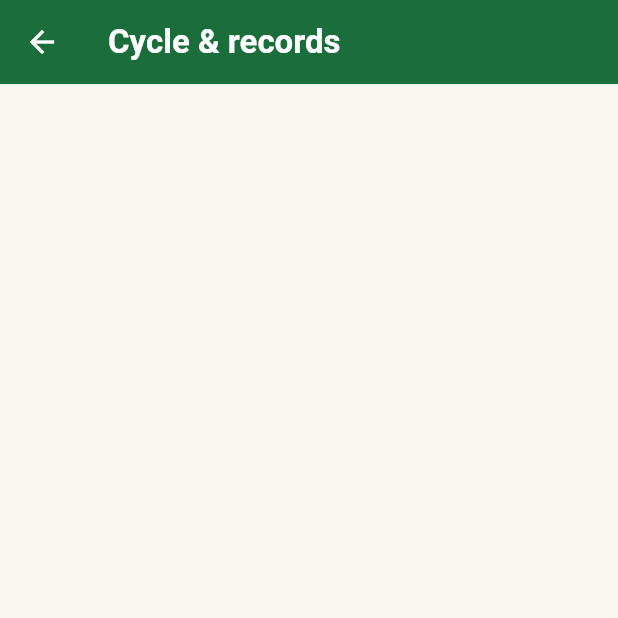
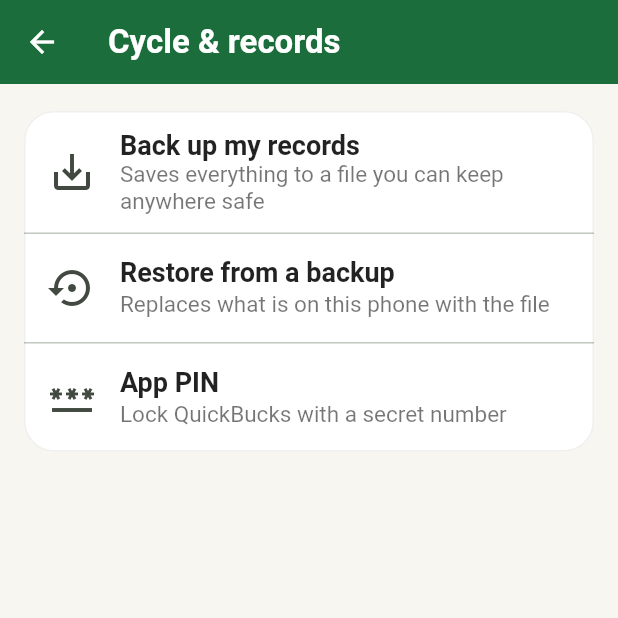
Before and after one commit to tapiwamakandigona/quickbucks, a Flutter app: the CycleSettingsScreen screen opened directly, on a phone screen of 412 x 824 dp, the top half of it. Run offline on Flutter 3.47's test engine with Material 3 defaults, Android fonts, the phone set to English and light mode, and no system bars; our stand-ins replace drift, drift_flutter, file_picker, pdf, printing, share_plus and 1 more; accounts and stored records are empty; generated files the repository leaves out were written again.

Commit message:
v1.0.0: local backup/restore, app PIN lock, launcher icon, release build
- backup.dart: full-ledger JSON snapshot export/import (transactional,
  validated; round-trip tested)
- PIN lock: salted SHA-256, lock screen on open, manage in settings
- QuickBucks icon + Android label; gradle: disable kotlin incremental
  (network-volume workaround)

```diff
--- /dev/null
+++ b/app/lib/data/pin.dart
@@ -0,0 +1,40 @@
+/// App PIN lock (owner request 2026-07-06: "password setting for the app").
+/// A 4–6 digit PIN, stored as salted SHA-256 in SharedPreferences.
+library;
+
+import 'dart:convert';
+import 'dart:math';
+
+import 'package:crypto/crypto.dart';
+import 'package:shared_preferences/shared_preferences.dart';
+
+const _kHash = 'pin_hash';
+const _kSalt = 'pin_salt';
+
+String _hash(String pin, String salt) =>
+    sha256.convert(utf8.encode('$salt:$pin')).toString();
+
+Future<bool> pinIsSet() async =>
+    (await SharedPreferences.getInstance()).containsKey(_kHash);
+
+Future<void> setPin(String pin) async {
+  final prefs = await SharedPreferences.getInstance();
+  final salt =
+      base64Encode(List<int>.generate(16, (_) => Random.secure().nextInt(256)));
+  await prefs.setString(_kSalt, salt);
+  await prefs.setString(_kHash, _hash(pin, salt));
+}
+
+Future<void> clearPin() async {
+  final prefs = await SharedPreferences.getInstance();
+  await prefs.remove(_kHash);
+  await prefs.remove(_kSalt);
+}
+
+Future<bool> checkPin(String pin) async {
+  final prefs = await SharedPreferences.getInstance();
+  final hash = prefs.getString(_kHash);
+  final salt = prefs.getString(_kSalt);
+  if (hash == null || salt == null) return true; // no PIN set
+  return _hash(pin, salt) == hash;
+}
--- a/app/lib/ui/cycle_end.dart
+++ b/app/lib/ui/cycle_end.dart
@@ -1,12 +1,20 @@
+import 'dart:convert';
+import 'dart:io';
+
+import 'package:file_picker/file_picker.dart';
 import 'package:flutter/material.dart';
+import 'package:path_provider/path_provider.dart';
 import 'package:provider/provider.dart';
 import 'package:quickbucks_domain/quickbucks_domain.dart' as domain;
+import 'package:share_plus/share_plus.dart';
 
+import '../data/backup.dart' as backup;
 import '../data/db.dart';
 import '../data/repo.dart';
 import '../state.dart';
 import '../theme.dart';
 import 'common.dart';
+import 'lock.dart';
 import 'reports.dart';
 
 class CycleSettingsScreen extends StatelessWidget {
@@ -76,6 +84,32 @@ class CycleSettingsScreen extends StatelessWidget {
               ),
             ),
           ],
+          Card(
+            child: Column(children: [
+              ListTile(
+                leading: const Icon(Icons.save_alt, size: 32),
+                title: const Text('Back up my records'),
+                subtitle: const Text(
+                    'Saves everything to a file you can keep anywhere safe'),
+                onTap: () => _backup(context),
+              ),
+              const Divider(height: 1),
+              ListTile(
+                leading: const Icon(Icons.settings_backup_restore, size: 32),
+                title: const Text('Restore from a backup'),
+                subtitle:
+                    const Text('Replaces what is on this phone with the file'),
+                onTap: () => _restore(context),
+              ),
+              const Divider(height: 1),
+              ListTile(
+                leading: const Icon(Icons.password, size: 32),
+                title: const Text('App PIN'),
+                subtitle: const Text('Lock QuickBucks with a secret number'),
+                onTap: () => managePin(context),
+              ),
+            ]),
+          ),
           if (app.archived.isNotEmpty) ...[
             Padding(
               padding: const EdgeInsets.fromLTRB(20, 16, 20, 4),
@@ -181,6 +215,54 @@ class CycleSettingsScreen extends StatelessWidget {
   }
 }
 
+Future<void> _backup(BuildContext context) async {
+  final app = context.read<AppState>();
+  try {
+    final snapshot = await backup.exportSnapshot(app.repo.db);
+    final json = backup.exportSnapshotJson(snapshot);
+    final dir = await getTemporaryDirectory();
+    final file = File(
+        '${dir.path}/QuickBucks backup ${iso(today())}.json');
+    await file.writeAsString(json);
+    await Share.shareXFiles([XFile(file.path)],
+        text: 'QuickBucks backup — keep this file safe.');
+  } catch (e) {
+    if (context.mounted) {
+      showNote(context, 'Could not make the backup: $e', error: true);
+    }
+  }
+}
+
+Future<void> _restore(BuildContext context) async {
+  final app = context.read<AppState>();
+  final picked = await FilePicker.platform
+      .pickFiles(type: FileType.any, withData: true);
+  final data = picked?.files.single.bytes;
+  if (data == null || !context.mounted) return;
+  final ok = await confirmAction(
+    context,
+    title: 'Restore from this backup?',
+    message: 'Everything currently in the app will be REPLACED by the '
+        'backup file. This cannot be undone.\n\n'
+        'Only continue if this is the right file.',
+    yes: 'Replace everything',
+  );
+  if (!ok || !context.mounted) return;
+  try {
+    await backup.importSnapshot(app.repo.db, utf8.decode(data));
+    await app.refresh();
+    if (context.mounted) {
+      showNote(context, 'Backup restored ✓');
+      Navigator.popUntil(context, (r) => r.isFirst);
+    }
+  } catch (e) {
+    if (context.mounted) {
+      showNote(context, 'Restore failed — nothing was changed: $e',
+          error: true);
+    }
+  }
+}
+
 /// The final balance sheet of a finished cycle.
 class ShareOutSheetScreen extends StatelessWidget {
   final Cycle cycle;
```
Also changed, not shown: app/lib/data/backup.dart (added, +96 -0 lines), app/lib/main.dart (+22 -2 lines), app/lib/ui/lock.dart (added, +183 -0 lines), app/pubspec.yaml (+10 -1 lines), app/assets/icon/icon.png (added), app/assets/icon/icon_background.png (added), app/assets/icon/icon_foreground.png (added), app/pubspec.lock, 20 other files.
